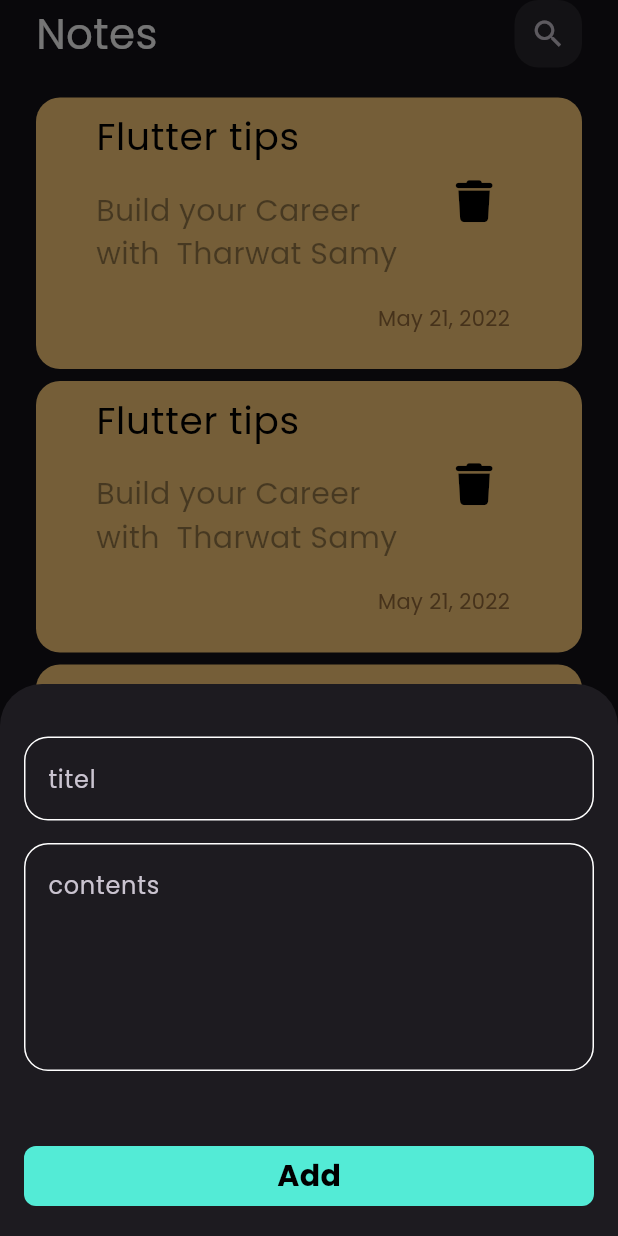
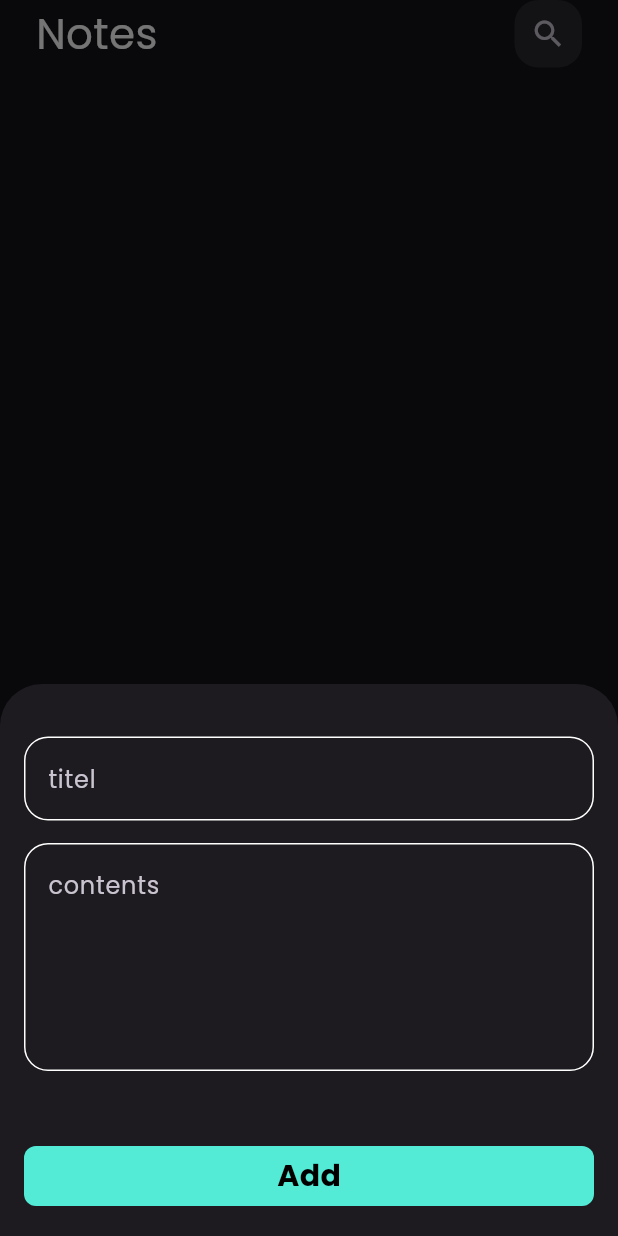
Before and after one commit to reemmohmed/notsapp, a Flutter app: the screen it shows after launch, after a tap on the "add" icon, on a phone screen of 412 x 824 dp. Run offline on Flutter 3.47's test engine with Material 3 defaults, Android fonts, the phone set to English and light mode, and no system bars; our stand-ins replace bloc, flutter_bloc, font_awesome_flutter, hive, hive_flutter, modal_progress_hud_nsn; accounts and stored records are empty.

Commit message:
create note delet in icon delet

```diff
--- a/lib/cubits/notes_cubit/notes_cubit.dart
+++ b/lib/cubits/notes_cubit/notes_cubit.dart
@@ -10,15 +10,10 @@ part 'notes_state.dart';
 class NotesCubit extends Cubit<NotesState> {
   NotesCubit() : super(NotesInitial());
 
-  feachallNOts() async {
-    emit(NotesLoading());
-    try {
-      var notsBox = Hive.box<NoteModel>(kNotesBox);
+  List<NoteModel>? notes;
+  feachallNOts() {
+    var notsBox = Hive.box<NoteModel>(kNotesBox);
 
-      List<NoteModel> notes = notsBox.values.toList();
-      emit(NotesSucsses(notes));
-    } catch (e) {
-      emit(NotesFailure(e.toString()));
-    }
+    notes = notsBox.values.toList();
   }
 }
--- a/lib/cubits/notes_cubit/notes_state.dart
+++ b/lib/cubits/notes_cubit/notes_state.dart
@@ -4,17 +4,3 @@ part of 'notes_cubit.dart';
 sealed class NotesState {}
 
 final class NotesInitial extends NotesState {}
-
-final class NotesLoading extends NotesState {}
-
-final class NotesSucsses extends NotesState {
-  final List<NoteModel> notes;
-
-  NotesSucsses(this.notes);
-}
-
-final class NotesFailure extends NotesState {
-  final String errorMessage;
-
-  NotesFailure(this.errorMessage);
-}
--- a/lib/views/notes_view.dart
+++ b/lib/views/notes_view.dart
@@ -1,10 +1,23 @@
 import 'package:flutter/material.dart';
+import 'package:flutter_bloc/flutter_bloc.dart';
+import 'package:notsapp/cubits/notes_cubit/notes_cubit.dart';
 
 import 'package:notsapp/views/widgets/custom_appbar.dart';
 import 'package:notsapp/views/widgets/notes_listview.dart';
 
-class NotesViewbody extends StatelessWidget {
+class NotesViewbody extends StatefulWidget {
   const NotesViewbody({super.key});
+
+  @override
+  State<NotesViewbody> createState() => _NotesViewbodyState();
+}
+
+class _NotesViewbodyState extends State<NotesViewbody> {
+  @override
+  void initState() {
+    BlocProvider.of<NotesCubit>(context).feachallNOts();
+    super.initState();
+  }
 
   @override
   Widget build(BuildContext context) {
--- a/lib/views/widgets/add_note_form.dart
+++ b/lib/views/widgets/add_note_form.dart
@@ -2,6 +2,7 @@ import 'package:flutter/material.dart';
 import 'package:flutter_bloc/flutter_bloc.dart';
 import 'package:notsapp/Models/note_model.dart';
 import 'package:notsapp/cubits/add_note/add_note_cubit.dart';
+import 'package:intl/intl.dart';
 
 import 'custom_buttom.dart';
 import 'custom_text_field.dart';
@@ -16,6 +17,9 @@ class Addnoteform extends StatefulWidget {
 }
 
 class _AddnoteformState extends State<Addnoteform> {
+  final TextEditingController titleController = TextEditingController();
+  final TextEditingController subtitleController = TextEditingController();
+
   final GlobalKey<FormState> formkey = GlobalKey();
   AutovalidateMode autovalidateMode = AutovalidateMode.disabled;
   String? title, subtitle;
@@ -31,6 +35,7 @@ class _AddnoteformState extends State<Addnoteform> {
             height: 35,
           ),
           Custtomtextfield(
+            controller: titleController,
             onSave: (value) {
               //استقبال value in title
               title = value;
@@ -41,6 +46,7 @@ class _AddnoteformState extends State<Addnoteform> {
             height: 15,
           ),
           Custtomtextfield(
+            controller: subtitleController,
             onSave: (value) {
               subtitle = value;
             },
@@ -57,12 +63,18 @@ class _AddnoteformState extends State<Addnoteform> {
                 ontap: () {
                   if (formkey.currentState!.validate()) {
                     formkey.currentState!.save();
+                    var currenDate = DateTime.now();
+                    var formatecurrenDate =
+                        DateFormat('dd/MM/yyyy').format(currenDate);
+
                     var notemodel = NoteModel(
                         title: title!,
                         subtitle: subtitle!,
-                        date: DateTime.now().toString(),
+                        date: formatecurrenDate,
                         color: Colors.blue.value);
                     BlocProvider.of<AddNoteCubit>(context).addnot(notemodel);
+                    titleController.clear();
+                    subtitleController.clear();
                   } else {
                     autovalidateMode = AutovalidateMode.always;
                   }
--- a/lib/views/widgets/add_notes_buttom_sheet.dart
+++ b/lib/views/widgets/add_notes_buttom_sheet.dart
@@ -18,10 +18,8 @@ class AddNotesButtomSheet extends StatelessWidget {
         listener: (context, state) {
           if (state is AddNoteFailuer) {
             print("failed ${state.errorMessage}");
-
-            if (state is AddNoteSuccess) {
-              Navigator.pop(context);
-            }
+          } else if (state is AddNoteSuccess) {
+            Navigator.pop(context);
           }
         },
         builder: (context, state) {
--- a/lib/views/widgets/custom_item.dart
+++ b/lib/views/widgets/custom_item.dart
@@ -1,10 +1,11 @@
 import 'package:flutter/material.dart';
 import 'package:font_awesome_flutter/font_awesome_flutter.dart';
+import 'package:notsapp/Models/note_model.dart';
 import 'package:notsapp/views/edit_view_notes.dart';
 
 class CustomItem extends StatelessWidget {
-  const CustomItem({super.key});
-
+  const CustomItem({super.key, required this.notes});
+  final NoteModel notes;
   @override
   Widget build(BuildContext context) {
     return GestureDetector(
@@ -16,17 +17,16 @@ class CustomItem extends StatelessWidget {
       child: Container(
         padding: const EdgeInsets.symmetric(horizontal: 24),
         decoration: BoxDecoration(
-            color: const Color(0xffffcd7a),
-            borderRadius: BorderRadius.circular(16)),
+            color: Color(notes.color), borderRadius: BorderRadius.circular(16)),
         child: Column(
           crossAxisAlignment: CrossAxisAlignment.end,
           children: [
             ListTile(
-              title: const Padding(
-                padding: EdgeInsets.only(bottom: 16),
+              title: Padding(
+                padding: const EdgeInsets.only(bottom: 16),
                 child: Text(
-                  'Flutter tips',
-                  style: TextStyle(color: Colors.black, fontSize: 25),
+                  notes.title,
+                  style: const TextStyle(color: Colors.black, fontSize: 25),
                 ),
               ),
               subtitle: Padding(
@@ -34,7 +34,7 @@ class CustomItem extends StatelessWidget {
                   bottom: 10,
                 ),
                 child: Text(
-                  'Build your Career with  Tharwat Samy',
+                  notes.subtitle,
                   style: TextStyle(
                     color: Colors.black.withOpacity(.4),
                     fontSize: 20,
@@ -42,7 +42,9 @@ class CustomItem extends StatelessWidget {
                 ),
               ),
               trailing: IconButton(
-                onPressed: () {},
+                onPressed: () {
+                  notes.delete();
+                },
                 icon: const FaIcon(
                   FontAwesomeIcons.trash,
                   color: Colors.black,
@@ -50,10 +52,11 @@ class CustomItem extends StatelessWidget {
                 ),
               ),
             ),
-            const Padding(
-              padding: EdgeInsets.only(right: 24, bottom: 24),
-              child: Text('May 21, 2022',
-                  style: TextStyle(color: Color(0xff996e3a), fontSize: 14)),
+            Padding(
+              padding: const EdgeInsets.only(right: 24, bottom: 24),
+              child: Text(notes.date,
+                  style:
+                      const TextStyle(color: Color(0xff996e3a), fontSize: 14)),
             )
           ],
         ),
--- a/lib/views/widgets/custom_text_field.dart
+++ b/lib/views/widgets/custom_text_field.dart
@@ -2,14 +2,20 @@ import 'package:flutter/material.dart';
 import 'package:notsapp/constant.dart';
 
 class Custtomtextfield extends StatelessWidget {
-  const Custtomtextfield(
-      {super.key, required this.hint, this.maxLines = 1, this.onSave});
+  Custtomtextfield(
+      {super.key,
+      required this.hint,
+      this.maxLines = 1,
+      this.onSave,
+      this.controller});
   final String hint;
+  final TextEditingController? controller;
   final int maxLines;
   final void Function(String?)? onSave;
   @override
   Widget build(BuildContext context) {
     return TextFormField(
+      controller: controller,
       onSaved: onSave,
       validator: (value) {
         //if enput to user is null يعني فارغ لم يتم ادخال اي شي اذن اعطيه هذا الريتيرن
--- a/lib/views/widgets/notes_listview.dart
+++ b/lib/views/widgets/notes_listview.dart
@@ -1,4 +1,7 @@
 import 'package:flutter/material.dart';
+import 'package:flutter_bloc/flutter_bloc.dart';
+import 'package:notsapp/Models/note_model.dart';
+import 'package:notsapp/cubits/notes_cubit/notes_cubit.dart';
 
 import 'custom_item.dart';
 
@@ -7,16 +10,24 @@ class NotesListviewe extends StatelessWidget {
 
   @override
   Widget build(BuildContext context) {
+    return BlocBuilder<NotesCubit, NotesState>(
+      builder: (context, state) {
+        List<NoteModel> notes = BlocProvider.of<NotesCubit>(context).notes!;
         return Padding(
           padding: const EdgeInsets.symmetric(vertical: 16),
           child: ListView.builder(
+              itemCount: notes.length,
               padding: EdgeInsets.zero,
               itemBuilder: (context, index) {
-            return const Padding(
-              padding: EdgeInsets.symmetric(vertical: 4),
-              child: CustomItem(),
+                return Padding(
+                  padding: const EdgeInsets.symmetric(vertical: 4),
+                  child: CustomItem(
+                    notes: notes[index],
+                  ),
                 );
               }),
         );
+      },
+    );
   }
 }
--- a/pubspec.yaml
+++ b/pubspec.yaml
@@ -33,6 +33,7 @@ dependencies:
   hive_flutter: ^1.1.0
   flutter_bloc: ^8.1.6
   modal_progress_hud_nsn: ^0.5.1
+  intl: ^0.18.0
 
 
 
```
Also changed, not shown: lib/views/widgets/edit_notes_view_body.dart (+6 -6 lines), pubspec.lock. Lines whose indentation alone changed are shown as unchanged.
